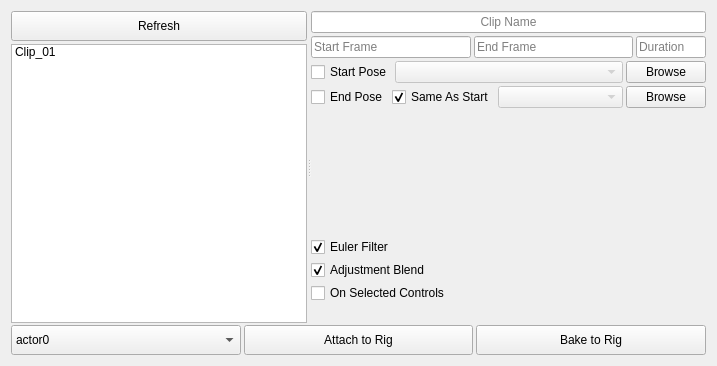
rBrenick/mocap-clipper, file mocap_clipper/ui/mocap_clipper_widget.ui: the form before one commit.
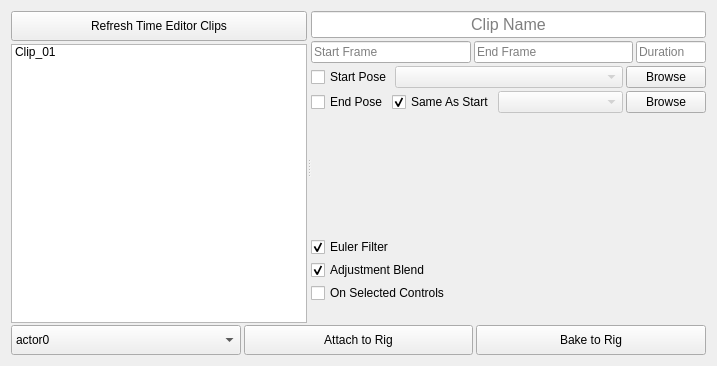
The form after the commit.

```diff
--- a/mocap_clipper/ui/mocap_clipper_widget.ui
+++ b/mocap_clipper/ui/mocap_clipper_widget.ui
@@ -50,7 +50,7 @@
             </size>
            </property>
            <property name="text">
-            <string>Refresh</string>
+            <string>Refresh Time Editor Clips</string>
            </property>
           </widget>
          </item>
@@ -100,6 +100,11 @@
          </property>
          <item>
           <widget class="QLineEdit" name="clip_name_LE">
+           <property name="font">
+            <font>
+             <pointsize>12</pointsize>
+            </font>
+           </property>
            <property name="cursor">
             <cursorShape>BlankCursor</cursorShape>
            </property>
@@ -255,7 +260,7 @@
            <property name="sizeHint" stdset="0">
             <size>
              <width>20</width>
-             <height>40</height>
+             <height>0</height>
             </size>
            </property>
           </spacer>
```
